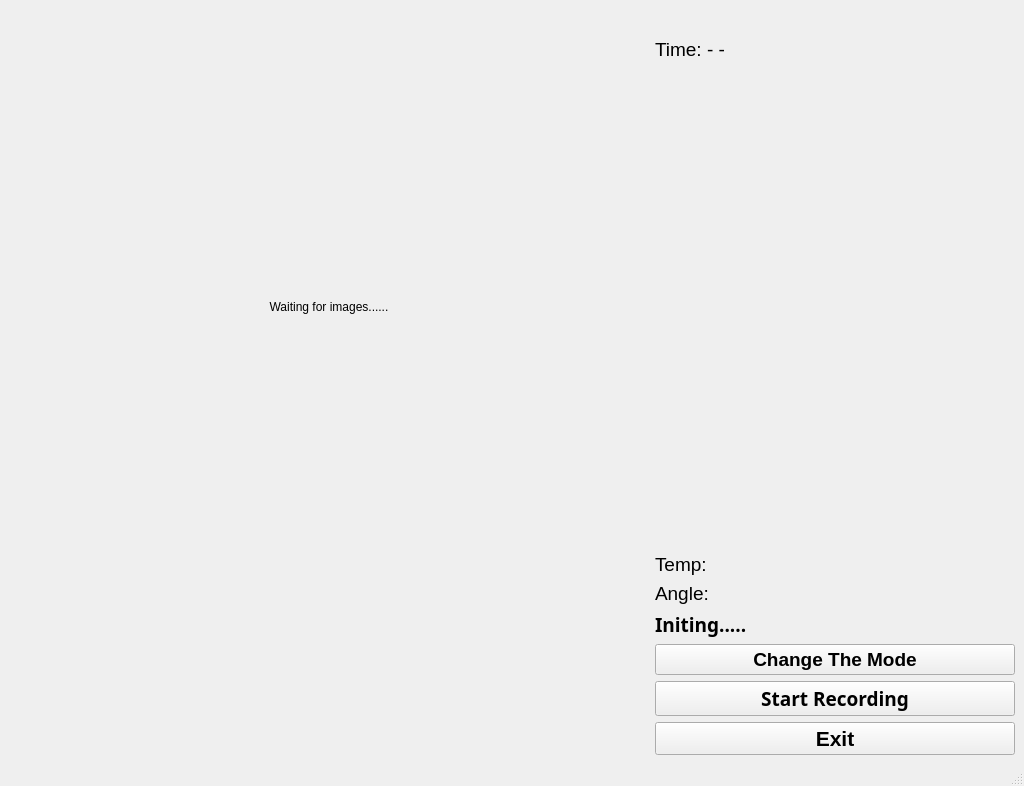
Before: the Qt Designer form QTViewer/mainwindow.ui in daijiaweicb/Outdoor-Photography-Helmet-with-Physical-Condition-Monitoring, drawn with Qt 5.
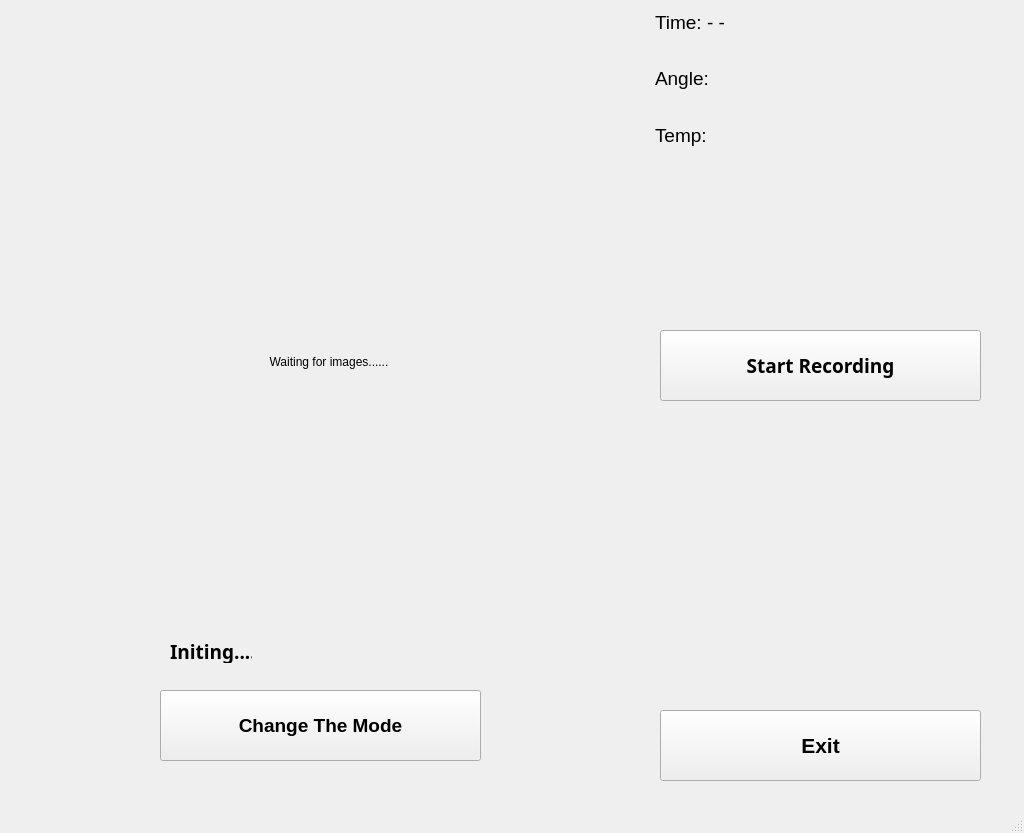
After: the same form once the commit is applied.

Commit message: optimise the label

```diff
--- a/QTViewer/mainwindow.ui
+++ b/QTViewer/mainwindow.ui
@@ -7,29 +7,22 @@
     <x>0</x>
     <y>0</y>
     <width>1024</width>
-    <height>600</height>
+    <height>833</height>
    </rect>
   </property>
   <property name="windowTitle">
    <string>MainWindow</string>
   </property>
   <widget class="QWidget" name="centralwidget">
-   <layout class="QFormLayout" name="formLayout">
-    <item row="0" column="0">
-     <widget class="QLabel" name="label_fati">
-      <property name="font">
-       <font>
-        <family>Ubuntu Sans</family>
-        <pointsize>13</pointsize>
-       </font>
-      </property>
-      <property name="text">
-       <string/>
-      </property>
-     </widget>
-    </item>
-    <item row="1" column="1">
      <widget class="QLabel" name="label_time">
+    <property name="geometry">
+     <rect>
+      <x>655</x>
+      <y>9</y>
+      <width>72</width>
+      <height>26</height>
+     </rect>
+    </property>
       <property name="font">
        <font>
         <family>System-ui</family>
@@ -40,9 +33,15 @@
        <string>Time: - -</string>
       </property>
      </widget>
-    </item>
-    <item row="2" column="0">
      <widget class="QLabel" name="label_video">
+    <property name="geometry">
+     <rect>
+      <x>9</x>
+      <y>122</y>
+      <width>640</width>
+      <height>480</height>
+     </rect>
+    </property>
       <property name="minimumSize">
        <size>
         <width>640</width>
@@ -64,35 +63,15 @@
        <set>Qt::AlignmentFlag::AlignCenter</set>
       </property>
      </widget>
-    </item>
-    <item row="3" column="1">
-     <widget class="QLabel" name="label_temp">
-      <property name="font">
-       <font>
-        <family>System-ui</family>
-        <pointsize>14</pointsize>
-       </font>
-      </property>
-      <property name="text">
-       <string>Temp: </string>
-      </property>
-     </widget>
-    </item>
-    <item row="5" column="1">
-     <widget class="QLabel" name="label_angle">
-      <property name="font">
-       <font>
-        <family>System-ui</family>
-        <pointsize>14</pointsize>
-       </font>
-      </property>
-      <property name="text">
-       <string>Angle:</string>
-      </property>
-     </widget>
-    </item>
-    <item row="6" column="1">
      <widget class="QLabel" name="label_status">
+    <property name="geometry">
+     <rect>
+      <x>170</x>
+      <y>640</y>
+      <width>82</width>
+      <height>23</height>
+     </rect>
+    </property>
       <property name="font">
        <font>
         <family>Ubuntu Sans</family>
@@ -110,9 +89,15 @@
        <string>Initing.....</string>
       </property>
      </widget>
-    </item>
-    <item row="8" column="1">
      <widget class="QPushButton" name="ChangeMode">
+    <property name="geometry">
+     <rect>
+      <x>160</x>
+      <y>690</y>
+      <width>321</width>
+      <height>71</height>
+     </rect>
+    </property>
       <property name="font">
        <font>
         <family>System-ui</family>
@@ -124,9 +109,15 @@
        <string>Change The Mode</string>
       </property>
      </widget>
-    </item>
-    <item row="10" column="1">
      <widget class="QPushButton" name="btn_record">
+    <property name="geometry">
+     <rect>
+      <x>660</x>
+      <y>330</y>
+      <width>321</width>
+      <height>71</height>
+     </rect>
+    </property>
       <property name="font">
        <font>
         <family>Ubuntu Sans</family>
@@ -138,9 +129,15 @@
        <string>Start Recording</string>
       </property>
      </widget>
-    </item>
-    <item row="11" column="1">
      <widget class="QPushButton" name="Exit">
+    <property name="geometry">
+     <rect>
+      <x>660</x>
+      <y>710</y>
+      <width>321</width>
+      <height>71</height>
+     </rect>
+    </property>
       <property name="font">
        <font>
         <family>System-ui</family>
@@ -156,8 +153,70 @@
        <bool>false</bool>
       </property>
      </widget>
-    </item>
-   </layout>
+   <widget class="QLabel" name="label_fati">
+    <property name="geometry">
+     <rect>
+      <x>9</x>
+      <y>9</y>
+      <width>640</width>
+      <height>50</height>
+     </rect>
+    </property>
+    <property name="font">
+     <font>
+      <family>Ubuntu Sans</family>
+      <pointsize>17</pointsize>
+      <bold>true</bold>
+     </font>
+    </property>
+    <property name="frameShadow">
+     <enum>QFrame::Shadow::Raised</enum>
+    </property>
+    <property name="text">
+     <string/>
+    </property>
+    <property name="alignment">
+     <set>Qt::AlignmentFlag::AlignCenter</set>
+    </property>
+   </widget>
+   <widget class="QLabel" name="label_angle">
+    <property name="geometry">
+     <rect>
+      <x>655</x>
+      <y>65</y>
+      <width>57</width>
+      <height>26</height>
+     </rect>
+    </property>
+    <property name="font">
+     <font>
+      <family>System-ui</family>
+      <pointsize>14</pointsize>
+     </font>
+    </property>
+    <property name="text">
+     <string>Angle:</string>
+    </property>
+   </widget>
+   <widget class="QLabel" name="label_temp">
+    <property name="geometry">
+     <rect>
+      <x>655</x>
+      <y>122</y>
+      <width>60</width>
+      <height>26</height>
+     </rect>
+    </property>
+    <property name="font">
+     <font>
+      <family>System-ui</family>
+      <pointsize>14</pointsize>
+     </font>
+    </property>
+    <property name="text">
+     <string>Temp: </string>
+    </property>
+   </widget>
   </widget>
   <widget class="QMenuBar" name="menubar">
    <property name="geometry">
```
Lines whose indentation alone changed are shown as unchanged. The commit also changes 1 other file.
